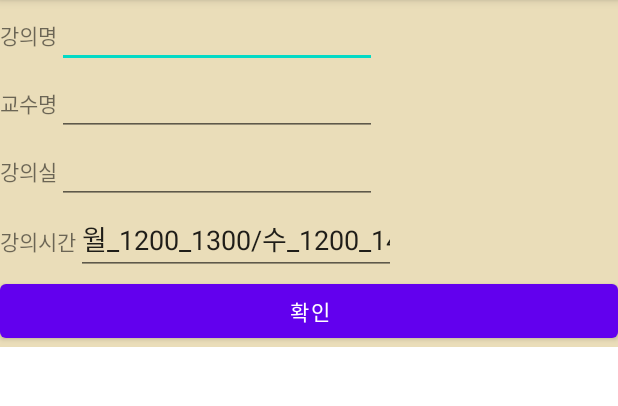
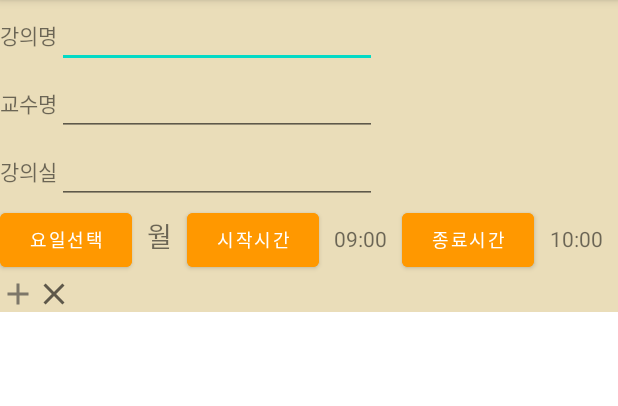
Before and after one commit to Goranies/MyTimeTable, an Android app: the fragment addTimeFragment shown on its own in the app's theme, on a phone screen of 412 x 824 dp, the part 84-490 px from its top. Run offline under Robolectric (Android 15) with nearby library versions, the phone set to English and light mode, and no system bars.

```diff
--- a/app/src/main/java/com/kbd/projectrepository/addTimeFragment.java
+++ b/app/src/main/java/com/kbd/projectrepository/addTimeFragment.java
@@ -1,26 +1,24 @@
 package com.kbd.projectrepository;
 
-import android.database.DatabaseUtils;
-import android.database.sqlite.SQLiteDatabase;
 import android.os.Bundle;
 
-import androidx.appcompat.app.ActionBar;
 import androidx.fragment.app.Fragment;
 import androidx.fragment.app.FragmentTransaction;
 
 import android.view.LayoutInflater;
-import android.view.MenuItem;
 import android.view.View;
 import android.view.ViewGroup;
-import android.widget.Button;
 import android.widget.EditText;
+import android.widget.Toast;
+
+import java.util.ArrayList;
 
 /**
  * A simple {@link Fragment} subclass.
  * Use the {@link addTimeFragment#newInstance} factory method to
  * create an instance of this fragment.
  */
-public class addTimeFragment extends Fragment implements View.OnClickListener{
+public class addTimeFragment extends Fragment  {
 
     // TODO: Rename parameter arguments, choose names that match
     // the fragment initialization parameters, e.g. ARG_ITEM_NUMBER
@@ -30,11 +28,12 @@ public class addTimeFragment extends Fragment implements View.OnClickListener{
     // TODO: Rename and change types of parameters
     private String mParam1;
     private String mParam2;
-    private EditText name_class;
-    private EditText name_classroom;
-    private EditText name_professor;
-    private EditText name_time;
-    private Button addbutton;
+    public static EditText name_class;
+    public static EditText name_classroom;
+    public static EditText name_professor;
+
+    public static ArrayList<timechooseFragment> timechoosefragment_list = new ArrayList();
+
     public addTimeFragment() {
         // Required empty public constructor
     }
@@ -67,70 +66,56 @@ public class addTimeFragment extends Fragment implements View.OnClickListener{
 
     }
 
-    @Override
-    public void onClick(View view)
-    {
-        switch (view.getId())
-        {
-            case R.id.addTime_Button:
-                onClick_add();
-                break;
-        }
-    }
 
     @Override
     public View onCreateView(LayoutInflater inflater, ViewGroup container,
                              Bundle savedInstanceState) {
         View v=  inflater.inflate(R.layout.fragment_add_time, container, false);
-
+        timechoosefragment_list.clear();
 
         name_class = v.findViewById(R.id.AddTime_editText_Class);
         name_classroom = v.findViewById(R.id.AddTime_editText_Classroom);
         name_professor = v.findViewById(R.id.AddTime_editTexte_Professor);
-        name_time = v.findViewById(R.id.AddTime_editTexte_Time);
-        addbutton = v.findViewById(R.id.addTime_Button);
-        addbutton.setOnClickListener(this);
 
+
+        timechooseFragment fragment = new timechooseFragment();
+        FragmentTransaction mFragmentTransaction = getChildFragmentManager().beginTransaction();
+        mFragmentTransaction.add(R.id.addTimeFragment_Layout,fragment);
+        mFragmentTransaction.commit();
+        timechoosefragment_list.add(fragment);
         return v;
     }
+    public void addTime()
+    {
+        if(timechoosefragment_list.size() == 5)
+        {
+         Toast.makeText(this.getContext(), "더 이상 추가할 수 없습니다.", Toast.LENGTH_LONG).show();
+        }
+        else {
+            FragmentTransaction mFragmentTransaction = getChildFragmentManager().beginTransaction();
+            timechoosefragment_list.get(timechoosefragment_list.size() - 1).add_time.setVisibility(View.INVISIBLE);
+            timechoosefragment_list.get(timechoosefragment_list.size() - 1).remove_time.setVisibility(View.INVISIBLE);
 
+            timechooseFragment fragment = new timechooseFragment();
+            mFragmentTransaction.add(R.id.addTimeFragment_Layout, fragment);
+            mFragmentTransaction.commit();
+            timechoosefragment_list.add(fragment);
+        }
+    }
+    public void removeTime()
+    {
+        if(timechoosefragment_list.size() == 1)
+        {
+            Toast.makeText(this.getContext(), "시간이 한개밖에 존재하지 않습니다.", Toast.LENGTH_LONG).show();
+        }
+        else {
+            FragmentTransaction mFragmentTransaction = getChildFragmentManager().beginTransaction();
+            addTimeFragment.timechoosefragment_list.get(timechoosefragment_list.size() - 2).add_time.setVisibility(View.VISIBLE);
+            addTimeFragment.timechoosefragment_list.get(timechoosefragment_list.size() - 2).remove_time.setVisibility(View.VISIBLE);
+            mFragmentTransaction.remove(addTimeFragment.timechoosefragment_list.get(addTimeFragment.timechoosefragment_list.size()-1));
 
-    public void onClick_add()
-    {
-        String tclass = name_class.getText().toString();
-        String tclassroom = name_classroom.getText().toString();
-        String tprofessor = name_professor.getText().toString();
-        String ttime = name_time.getText().toString();
-
-        //버튼 리스트 초기화,레이아웃에서 뷰 삭제
-        for(int i=0;i<LobbyActivity.LobbyButtonList.size();i++) {
-            LobbyActivity.layout.removeView(LobbyActivity.LobbyButtonList.get(i));
+            mFragmentTransaction.commit();
+            timechoosefragment_list.remove(addTimeFragment.timechoosefragment_list.size() - 1);
         }
-        LobbyActivity.LobbyButtonList.clear();
-
-        LobbyDatabaseHelper LobbyDatabaseHelper = new LobbyDatabaseHelper(LobbyActivity.layout.getContext());
-        SQLiteDatabase db = LobbyDatabaseHelper.getWritableDatabase();
-
-        System.out.println("?");
-        String sql = "insert into "+LobbyActivity.MainTableName+" (Professor,Class,Classroom,Time) values (?,?,?,?)";
-        String[] args = {tprofessor,tclass,tclassroom,ttime};
-        db.execSQL(sql, args);
-
-        ((LobbyActivity) getActivity()).addTimeButton(LobbyActivity.MainTableName);
-        ((LobbyActivity)getActivity()).ShowTimeTable();
-
-
-        FragmentTransaction fragmentTransaction = ((LobbyActivity)getActivity()).fragmentManager.beginTransaction();
-        fragmentTransaction.remove( ((LobbyActivity)getActivity()).fragment);
-        fragmentTransaction.commit();
-        ((LobbyActivity)getActivity()).fragment = null;
-
-       MenuItem mi;
-        mi =((LobbyActivity)getActivity()).Mymenu.findItem(R.id.lobby_mitem_Test1);
-        mi.setVisible(true);
-        mi =((LobbyActivity)getActivity()). Mymenu.findItem(R.id.lobby_mitem_Test2);
-        mi.setVisible(true);
-
     }
-
 }
--- /dev/null
+++ b/app/src/main/java/com/kbd/projectrepository/timechooseFragment.java
@@ -0,0 +1,182 @@
+package com.kbd.projectrepository;
+
+import android.app.DatePickerDialog;
+import android.app.Dialog;
+import android.app.TimePickerDialog;
+import android.content.DialogInterface;
+import android.os.Bundle;
+
+import androidx.appcompat.app.AlertDialog;
+import androidx.fragment.app.Fragment;
+import androidx.fragment.app.FragmentManager;
+import androidx.fragment.app.FragmentTransaction;
+
+import android.view.LayoutInflater;
+import android.view.View;
+import android.view.ViewGroup;
+import android.widget.Button;
+import android.widget.DatePicker;
+import android.widget.ImageView;
+import android.widget.TextView;
+import android.widget.TimePicker;
+import android.widget.Toast;
+
+import java.text.Format;
+import java.text.ParseException;
+import java.text.SimpleDateFormat;
+import java.util.Date;
+
+/**
+ * A simple {@link Fragment} subclass.
+ * Use the {@link timechooseFragment#newInstance} factory method to
+ * create an instance of this fragment.
+ */
+public class timechooseFragment extends Fragment implements View.OnClickListener {
+
+    // TODO: Rename parameter arguments, choose names that match
+    // the fragment initialization parameters, e.g. ARG_ITEM_NUMBER
+    private static final String ARG_PARAM1 = "param1";
+    private static final String ARG_PARAM2 = "param2";
+
+    // TODO: Rename and change types of parameters
+    private String mParam1;
+    private String mParam2;
+    private Button WeekChoiceButton;
+    private Button StartTimeButton;
+    private Button EndTimeButton;
+
+    public ImageView add_time;
+    public ImageView remove_time;
+    public TextView Week;
+    public TextView StartTime;
+    public TextView EndTime;
+    public int SorE=0;
+    public timechooseFragment() {
+        // Required empty public constructor
+    }
+
+    /**
+     * Use this factory method to create a new instance of
+     * this fragment using the provided parameters.
+     *
+     * @param param1 Parameter 1.
+     * @param param2 Parameter 2.
+     * @return A new instance of fragment timechooseFragment.
+     */
+    // TODO: Rename and change types and number of parameters
+    public static timechooseFragment newInstance(String param1, String param2) {
+        timechooseFragment fragment = new timechooseFragment();
+        Bundle args = new Bundle();
+        args.putString(ARG_PARAM1, param1);
+        args.putString(ARG_PARAM2, param2);
+        fragment.setArguments(args);
+        return fragment;
+    }
+
+    @Override
+    public void onCreate(Bundle savedInstanceState) {
+        super.onCreate(savedInstanceState);
+        if (getArguments() != null) {
+            mParam1 = getArguments().getString(ARG_PARAM1);
+            mParam2 = getArguments().getString(ARG_PARAM2);
+        }
+    }
+
+    @Override
+    public View onCreateView(LayoutInflater inflater, ViewGroup container,
+                             Bundle savedInstanceState) {
+        // Inflate the layout for this fragment
+        View v = inflater.inflate(R.layout.fragment_timechoose, container, false);
+
+
+        Week = v.findViewById(R.id.timechoose_TextView_Week);
+        StartTime = v.findViewById(R.id.timechoose_TextView_StartTime);
+        EndTime = v.findViewById(R.id.timechoose_TextView_EndTime);
+        add_time = v.findViewById(R.id.Lobby_View_addTime);
+        remove_time = v.findViewById(R.id.Lobby_View_removeTime);
+        WeekChoiceButton= v.findViewById(R.id.Lobby_Button_ChoiceWeek);
+        StartTimeButton= v.findViewById(R.id.Lobby_Button_StartTime);
+        EndTimeButton= v.findViewById(R.id.Lobby_Button_EndTime);
+
+        Week.setText("월");
+        StartTime.setText("09:00");
+        EndTime.setText("10:00");
+        StartTimeButton.setOnClickListener(this);
+        EndTimeButton.setOnClickListener(this);
+        WeekChoiceButton.setOnClickListener(this);
+        add_time.setOnClickListener(this);
+        remove_time.setOnClickListener(this);
+        return v;
+    }
+
+    @Override
+    public void onClick(View view)
+    {
+        addTimeFragment af =  (addTimeFragment)getParentFragment();
+        switch (view.getId())
+        {
+            case R.id.Lobby_Button_ChoiceWeek:
+                final String[] items = new String[]{"월", "화", "수", "목", "금"};
+                final int[] selectedIndex = {0};
+
+                AlertDialog.Builder Wdialog = new AlertDialog.Builder(LobbyActivity.layout.getContext());
+                Wdialog.setTitle("요일을 선택하세요.").setSingleChoiceItems(items, 0,
+                                new DialogInterface.OnClickListener() {
+                                    @Override
+                                    public void onClick(DialogInterface dialog, int which) {
+                                        selectedIndex[0] = which;
+                                    }}) .setPositiveButton("확인", new DialogInterface.OnClickListener() {
+                    @Override
+                    public void onClick(DialogInterface dialog, int which) {
+                        if(selectedIndex[0] ==0){ Week.setText("월");}
+                        else if(selectedIndex[0] ==1){ Week.setText("화");}
+                        else if(selectedIndex[0] ==2){ Week.setText("수");}
+                        else if(selectedIndex[0] ==3){ Week.setText("목");}
+                        else if(selectedIndex[0] ==4){ Week.setText("금");}
+                    }
+                }).create().show();
+                break;
+
+            case R.id.Lobby_Button_StartTime:
+                SorE=0;
+                TimePickerDialog STdialog = new TimePickerDialog(LobbyActivity.layout.getContext(),android.R.style.Theme_Holo_Light_Dialog_NoActionBar, listener, 9, 00, false);
+                STdialog.setTitle("시작시간");
+                STdialog.getWindow().setBackgroundDrawableResource(android.R.color.transparent);
+                STdialog.show();
+                break;
+
+            case R.id.Lobby_Button_EndTime:
+                SorE=1;
+                TimePickerDialog ETdialog = new TimePickerDialog(LobbyActivity.layout.getContext(),android.R.style.Theme_Holo_Light_Dialog_NoActionBar, listener, 10, 00, false);
+                ETdialog.setTitle("종료시간");
+                ETdialog.getWindow().setBackgroundDrawableResource(android.R.color.transparent);
+                ETdialog.show();
+                break;
+
+            case R.id.Lobby_View_addTime:
+                af.addTime();
+                break;
+
+            case R.id.Lobby_View_removeTime:
+                af.removeTime();
+                break;
+        }
+    }
+
+    private TimePickerDialog.OnTimeSetListener listener = new TimePickerDialog.OnTimeSetListener()
+    {
+        @Override
+        public void onTimeSet(TimePicker view, int hourOfDay, int minute) {
+            String Hour,Minute;
+
+            if (minute >= 10) {Minute = minute + "";}
+            else { Minute = "0" + minute;}
+            if (hourOfDay >= 10) {Hour = hourOfDay + "";}
+            else { Hour = "0" + hourOfDay;}
+
+            if(SorE==0){StartTime.setText(Hour+":"+Minute);}
+            else if(SorE==1){EndTime.setText(Hour+":"+Minute);}
+        }
+    };
+
+}
--- a/app/src/main/res/layout/fragment_add_time.xml
+++ b/app/src/main/res/layout/fragment_add_time.xml
@@ -6,6 +6,7 @@
     tools:context=".addTimeFragment">
 
     <LinearLayout
+        android:id="@+id/addTimeFragment_Layout"
         android:layout_width="match_parent"
         android:layout_height="wrap_content"
         android:background="#EADDB9"
@@ -75,31 +76,7 @@
         <LinearLayout
             android:layout_width="wrap_content"
             android:layout_height="wrap_content"
-            android:orientation="horizontal">
-
-            <TextView
-                android:id="@+id/textView5"
-                android:layout_width="wrap_content"
-                android:layout_height="wrap_content"
-                android:layout_weight="1"
-                android:text="강의시간" />
-
-            <EditText
-                android:id="@+id/AddTime_editTexte_Time"
-                android:layout_width="wrap_content"
-                android:layout_height="wrap_content"
-                android:layout_weight="1"
-                android:ems="10"
-                android:inputType="textPersonName"
-                android:text="월_1200_1300/수_1200_1400" />
-
-        </LinearLayout>
-
-        <Button
-            android:id="@+id/addTime_Button"
-            android:layout_width="match_parent"
-            android:layout_height="wrap_content"
-            android:text="확인" />
+            android:orientation="horizontal"/>
 
     </LinearLayout>
 
--- /dev/null
+++ b/app/src/main/res/layout/fragment_timechoose.xml
@@ -0,0 +1,98 @@
+<?xml version="1.0" encoding="utf-8"?>
+<FrameLayout xmlns:android="http://schemas.android.com/apk/res/android"
+    xmlns:app="http://schemas.android.com/apk/res-auto"
+    xmlns:tools="http://schemas.android.com/tools"
+    android:id="@+id/timechooseFragment_Layout"
+    android:layout_width="match_parent"
+    android:layout_height="match_parent"
+    android:background="#FAFAFA"
+    tools:context=".timechooseFragment">
+
+    <LinearLayout
+        android:layout_width="match_parent"
+        android:layout_height="match_parent"
+        android:background="#EADDB9"
+        android:orientation="vertical">
+
+        <LinearLayout
+            android:layout_width="match_parent"
+            android:layout_height="wrap_content"
+            android:orientation="horizontal">
+
+            <Button
+                android:id="@+id/Lobby_Button_ChoiceWeek"
+                android:layout_width="wrap_content"
+                android:layout_height="wrap_content"
+                android:layout_weight="0"
+                android:backgroundTint="#FF9800"
+                android:text="요일선택"
+                android:textSize="12sp" />
+
+            <TextView
+                android:id="@+id/timechoose_TextView_Week"
+                android:layout_width="wrap_content"
+                android:layout_height="wrap_content"
+                android:layout_weight="1"
+                android:text="월"
+                android:textAlignment="center"
+                android:textSize="18sp" />
+
+            <Button
+                android:id="@+id/Lobby_Button_StartTime"
+                android:layout_width="wrap_content"
+                android:layout_height="wrap_content"
+                android:layout_weight="0"
+                android:backgroundTint="#FF9800"
+                android:text="시작시간"
+                android:textSize="12sp" />
+
+            <TextView
+                android:id="@+id/timechoose_TextView_StartTime"
+                android:layout_width="wrap_content"
+                android:layout_height="wrap_content"
+                android:layout_weight="1"
+                android:text="09:00"
+                android:textAlignment="center" />
+
+            <Button
+                android:id="@+id/Lobby_Button_EndTime"
+                android:layout_width="wrap_content"
+                android:layout_height="wrap_content"
+                android:layout_weight="0"
+                android:backgroundTint="#FF9800"
+                android:text="종료시간"
+                android:textSize="12sp" />
+
+            <TextView
+                android:id="@+id/timechoose_TextView_EndTime"
+                android:layout_width="wrap_content"
+                android:layout_height="wrap_content"
+                android:layout_weight="1"
+                android:text="10:00"
+                android:textAlignment="center" />
+
+        </LinearLayout>
+
+        <LinearLayout
+            android:layout_width="match_parent"
+            android:layout_height="match_parent"
+            android:orientation="horizontal">
+
+            <ImageView
+                android:id="@+id/Lobby_View_addTime"
+                android:layout_width="wrap_content"
+                android:layout_height="wrap_content"
+                android:src="@drawable/ic_addtime" />
+
+            <ImageView
+                android:id="@+id/Lobby_View_removeTime"
+                android:layout_width="wrap_content"
+                android:layout_height="wrap_content"
+                android:layout_weight="0"
+                android:src="@drawable/ic_baseline_close_24" />
+
+        </LinearLayout>
+
+    </LinearLayout>
+
+</FrameLayout>
--- a/app/src/main/res/menu/lobbybar.xml
+++ b/app/src/main/res/menu/lobbybar.xml
@@ -1,6 +1,12 @@
 <?xml version="1.0" encoding="utf-8"?>
 <menu xmlns:app="http://schemas.android.com/apk/res-auto"
     xmlns:android="http://schemas.android.com/apk/res/android">
+    <item
+        android:id="@+id/lobby_mitem_add"
+        android:checkable="false"
+        android:title="강의추가"
+        android:visible="false"
+        app:showAsAction="always" />
     <item
         android:id="@+id/lobby_mitem_Test2"
         android:title="시간표2"
```
Also changed, not shown: app/src/main/java/com/kbd/projectrepository/LobbyActivity.java (+61 -7 lines).
